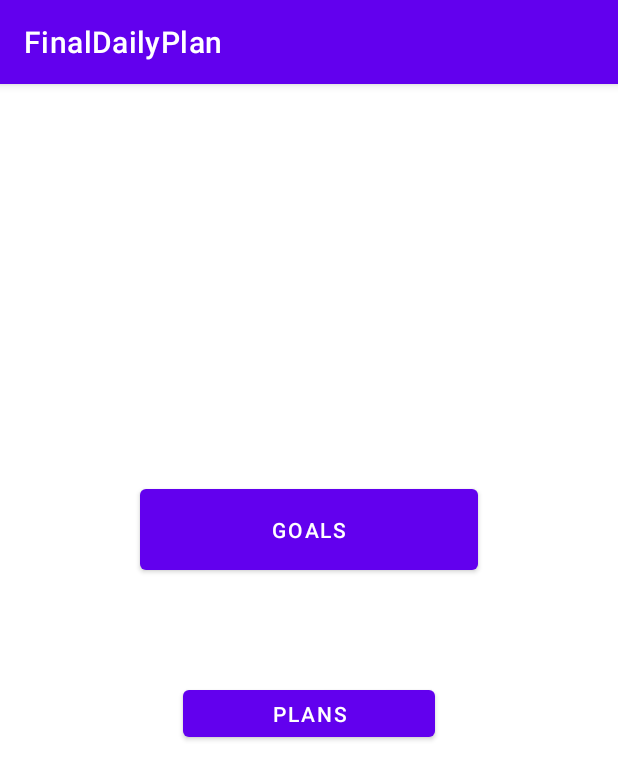
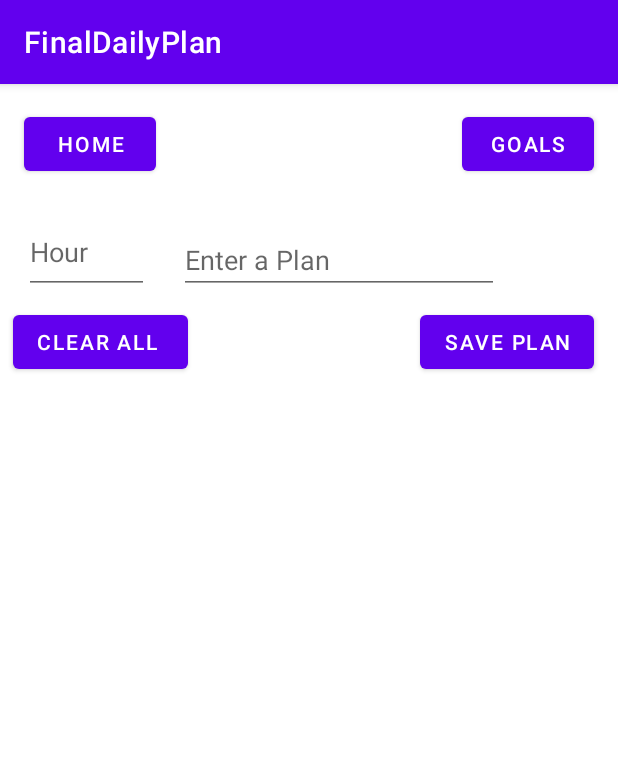
Before and after one commit to Darkmono112/GUIREALFINAL, an Android app: the screen it shows after launch (MainActivity), after a tap on "PLANS", on a phone screen of 412 x 824 dp. Shown: the top 780 px of the screen. Run offline under Robolectric (Android 15) with nearby library versions, the phone set to English and light mode, and no system bars; our stand-ins replace Room's generated code; 1 statement that could not run was skipped.

Commit message:
"Working up to Plans"

```diff
--- a/FinalDailyPlan/app/src/main/java/com/robertgordon/finaldailyplan/GoalViewModel.kt
+++ b/FinalDailyPlan/app/src/main/java/com/robertgordon/finaldailyplan/GoalViewModel.kt
@@ -73,9 +73,13 @@ class GoalViewModel:ViewModel() {
             GoalsRepository.createGoal(goal)
             goals.add(goal)
         }
+
     }
 
-    public fun hasAGoal():Boolean{
+    fun hasAGoal():Boolean{
+        viewModelScope.launch {
+            delay(1000)
+        }
         if(goals.size > 0){
             return true
         }
@@ -89,4 +93,5 @@ class GoalViewModel:ViewModel() {
     }
 
 
+
 }
--- a/FinalDailyPlan/app/src/main/java/com/robertgordon/finaldailyplan/GoalsAdapter.kt
+++ b/FinalDailyPlan/app/src/main/java/com/robertgordon/finaldailyplan/GoalsAdapter.kt
@@ -53,9 +53,6 @@ class GoalsAdapter(val goals: ObservableArrayList<Goal>, val onGoalCLicked: (Goa
         }
     })
 
-
-
-
 }
 
     override fun onCreateViewHolder(parent: ViewGroup, viewType: Int): ViewHolder {
--- a/FinalDailyPlan/app/src/main/java/com/robertgordon/finaldailyplan/GoalsFragment.kt
+++ b/FinalDailyPlan/app/src/main/java/com/robertgordon/finaldailyplan/GoalsFragment.kt
@@ -22,10 +22,9 @@ class GoalsFragment : Fragment() {
         binding.goalToHomeButton.setOnClickListener {
             findNavController().navigate(R.id.goalToHome)
         }
+
         binding.goalToPlanButton.setOnClickListener {
-            if(viewModel.hasAGoal()) {
                 findNavController().navigate(R.id.goalToPlan)
-            }
         }
 
         binding.goalSave.setOnClickListener {
@@ -36,7 +35,6 @@ class GoalsFragment : Fragment() {
             binding.errorBox.text = errorMessage
         }
 
-
         binding.goalRecycler.adapter = GoalsAdapter(viewModel.goals){
             viewModel.toggleGoalCompletion(it)
 
@@ -45,7 +43,6 @@ class GoalsFragment : Fragment() {
         binding.goalRecycler.layoutManager = LinearLayoutManager(context)
 
         return binding.root
-
     }
 
 
--- a/FinalDailyPlan/app/src/main/java/com/robertgordon/finaldailyplan/HomeFragment.kt
+++ b/FinalDailyPlan/app/src/main/java/com/robertgordon/finaldailyplan/HomeFragment.kt
@@ -22,13 +22,15 @@ class HomeFragment : Fragment() {
         val binding = FragmentHomeBinding.inflate(inflater, container, false)
         val viewModel = HomeViewModel()
 
+        viewModel.hasAGoal.observe(viewLifecycleOwner){hasAGoal ->
+            binding.homeError.text = hasAGoal
+        }
+
         binding.homeToGoalButton.setOnClickListener {
             findNavController().navigate(R.id.homeToGoal)
         }
         binding.homeToPlansButton.setOnClickListener {
-            if(viewModel.hasAGoalHome()) {
                 findNavController().navigate(R.id.homeToPlan)
-            }
         }
 
 
--- a/FinalDailyPlan/app/src/main/java/com/robertgordon/finaldailyplan/HomeViewModel.kt
+++ b/FinalDailyPlan/app/src/main/java/com/robertgordon/finaldailyplan/HomeViewModel.kt
@@ -2,16 +2,27 @@ package com.robertgordon.finaldailyplan
 
 import androidx.lifecycle.MutableLiveData
 import androidx.lifecycle.ViewModel
+import androidx.lifecycle.viewModelScope
 import com.robertgordon.finaldailyplan.databinding.FragmentHomeBinding
 import com.robertgordon.finaldailyplan.GoalViewModel
+import kotlinx.coroutines.delay
+import kotlinx.coroutines.launch
 
 class HomeViewModel: ViewModel() {
 
    //TODO figure if this is necessary
-    val hasAGoal = MutableLiveData(false)
+    val hasAGoal = MutableLiveData("")
 
     fun hasAGoalHome():Boolean {
-        return GoalViewModel().hasAGoal()
+        if( GoalViewModel().hasAGoal()){
+            return true
+        }
+        hasAGoal.value= "Must Set a Goal before making a plan "
+        viewModelScope.launch {
+            delay(10000)
+            hasAGoal.value= ""
+        }
+        return false
     }
 
 
--- /dev/null
+++ b/FinalDailyPlan/app/src/main/java/com/robertgordon/finaldailyplan/PlanAdapter.kt
@@ -0,0 +1,74 @@
+package com.robertgordon.finaldailyplan
+
+import android.view.LayoutInflater
+import android.view.ViewGroup
+import androidx.databinding.ObservableArrayList
+import androidx.databinding.ObservableList
+import androidx.recyclerview.widget.RecyclerView
+import com.robertgordon.finaldailyplan.databinding.PlanListItemBinding
+import com.robertgordon.finaldailyplan.models.Goal
+import com.robertgordon.finaldailyplan.models.Plan
+
+class PlanAdapter(val plans: ObservableArrayList<Plan>, val onPlanEntered: (Plan) -> Unit):RecyclerView.Adapter<PlanAdapter.ViewHolder>() {
+    class ViewHolder(val binding: PlanListItemBinding): RecyclerView.ViewHolder(binding.root)
+
+    init {
+        plans.addOnListChangedCallback(object: ObservableList.OnListChangedCallback<ObservableArrayList<Goal>>(){
+            override fun onChanged(sender: ObservableArrayList<Goal>?) {
+                notifyDataSetChanged()
+            }
+
+            override fun onItemRangeChanged(
+                sender: ObservableArrayList<Goal>?,
+                positionStart: Int,
+                itemCount: Int
+            ) {
+                notifyItemChanged(positionStart)
+            }
+
+            override fun onItemRangeInserted(
+                sender: ObservableArrayList<Goal>?,
+                positionStart: Int,
+                itemCount: Int
+            ) {
+                notifyItemInserted(positionStart)
+            }
+
+            override fun onItemRangeMoved(
+                sender: ObservableArrayList<Goal>?,
+                fromPosition: Int,
+                toPosition: Int,
+                itemCount: Int
+            ) {
+
+            }
+
+            override fun onItemRangeRemoved(
+                sender: ObservableArrayList<Goal>?,
+                positionStart: Int,
+                itemCount: Int
+            ) {
+                notifyItemRemoved(positionStart)
+            }
+        })
+
+
+    }
+
+    override fun onCreateViewHolder(parent: ViewGroup, viewType: Int): ViewHolder {
+        val binding = PlanListItemBinding.inflate(LayoutInflater.from(parent.context), parent, false)
+        return ViewHolder(binding)
+    }
+
+    override fun onBindViewHolder(holder: ViewHolder, position: Int) {
+        val planed = plans[position]
+        holder.binding.hourText.text = planed.time.toString()
+        holder.binding.planEditText.setText(planed.plan)
+    }
+
+    override fun getItemCount(): Int {
+        return plans.size
+    }
+
+
+}
--- a/FinalDailyPlan/app/src/main/java/com/robertgordon/finaldailyplan/PlanDoa.kt
+++ b/FinalDailyPlan/app/src/main/java/com/robertgordon/finaldailyplan/PlanDoa.kt
@@ -10,7 +10,7 @@ import com.robertgordon.finaldailyplan.models.Plan
 @Dao
 interface PlanDoa {
     @Query("SELECT * FROM `Plan`")
-    suspend fun getAllTodos(): List<Plan>
+    suspend fun getAllPlans(): List<Plan>
 
     @Insert
     suspend fun createPlan(plan:Plan): Long
--- a/FinalDailyPlan/app/src/main/java/com/robertgordon/finaldailyplan/PlanFragment.kt
+++ b/FinalDailyPlan/app/src/main/java/com/robertgordon/finaldailyplan/PlanFragment.kt
@@ -5,7 +5,10 @@ import androidx.fragment.app.Fragment
 import android.view.LayoutInflater
 import android.view.View
 import android.view.ViewGroup
+import androidx.fragment.app.viewModels
+import androidx.lifecycle.LifecycleOwner
 import androidx.navigation.fragment.findNavController
+import androidx.recyclerview.widget.LinearLayoutManager
 import com.robertgordon.finaldailyplan.databinding.FragmentPlanBinding
 
 
@@ -19,13 +22,40 @@ class PlanFragment : Fragment() {
         savedInstanceState: Bundle?
     ): View? {
         val binding = FragmentPlanBinding.inflate(inflater,container, false)
+        val viewModel = PlanViewModel()
 
+        viewModel.errorMessage.observe(viewLifecycleOwner){
+            binding.errorMessagePlan.text = it
+        }
         binding.planToGoalButton.setOnClickListener {
             findNavController().navigate(R.id.planTogoal)
         }
         binding.planToHomeButton.setOnClickListener {
             findNavController().navigate(R.id.planToHome)
         }
+
+        binding.savePlan.setOnClickListener {
+            if(binding.enterPlan.text.toString().isNotBlank() && binding.enterTime.text.toString().isNotBlank()) {
+                viewModel.createPlan(
+                    binding.enterPlan.text.toString(),
+                    binding.enterTime.text.toString().toLong()
+                )
+            }
+        }
+
+        binding.clearPlan.setOnClickListener {
+            viewModel.clearPlans()
+        }
+
+
+
+
+        binding.planRecycler.adapter = PlanAdapter(viewModel.plans){
+
+        }
+
+        binding.planRecycler.layoutManager = LinearLayoutManager(context)
+
 
 
 
--- /dev/null
+++ b/FinalDailyPlan/app/src/main/java/com/robertgordon/finaldailyplan/PlanViewModel.kt
@@ -0,0 +1,69 @@
+package com.robertgordon.finaldailyplan
+
+import androidx.databinding.ObservableArrayList
+import androidx.lifecycle.MutableLiveData
+import androidx.lifecycle.ViewModel
+import androidx.lifecycle.viewModelScope
+import com.robertgordon.finaldailyplan.models.Plan
+import kotlinx.coroutines.delay
+import kotlinx.coroutines.launch
+
+class PlanViewModel:ViewModel() {
+
+    val plans = ObservableArrayList<Plan>()
+    var loadComplete = false
+    var errorMessage = MutableLiveData("")
+
+    init {
+        loadPlans()
+    }
+
+    private fun loadPlans(){
+        viewModelScope.launch{
+            val loadedPlans = PlansRepo.getAllPlans()
+            plans.addAll(loadedPlans)
+        }
+        loadComplete = true
+    }
+
+
+    fun updatePlans(planText: String, hour : Long){
+
+    }
+
+    fun createPlan(planText: String, hour: Long){
+        if( planText.isBlank() || hour < 0){
+            errorMessage.value = " Enter a valid time and Plan"
+            viewModelScope.launch {
+                delay(5000)
+                errorMessage.value =""
+            }
+            return
+
+        }
+        val plan = Plan(hour, planText)
+        for(aPlan in plans){
+            if( aPlan.time == plan.time){
+                errorMessage.value = " Can not create dublicate plans, update on the plans Item"
+                viewModelScope.launch {
+                    delay(5000)
+                    errorMessage.value =""
+                }
+                    return
+        }
+        }
+        viewModelScope.launch {
+            PlansRepo.createPlan(plan)
+            plans.add(plan)
+        }
+    }
+
+    fun clearPlans(){
+        for( i in plans){
+            viewModelScope.launch {
+                PlansRepo.delPlan(i)
+                plans.remove(i)
+            }
+        }
+    }
+}
--- /dev/null
+++ b/FinalDailyPlan/app/src/main/java/com/robertgordon/finaldailyplan/PlansRepo.kt
@@ -0,0 +1,48 @@
+package com.robertgordon.finaldailyplan
+
+import androidx.room.Room
+import com.robertgordon.finaldailyplan.models.Plan
+import kotlin.time.measureTime
+
+object PlansRepo {
+    private val db: AppPlanDatabase
+
+    private var cacheInitialized = false
+    private var plansCache = mutableListOf<Plan>()
+
+    init{
+        db = Room.databaseBuilder(
+            GoalsApplication.getInstance(),
+            AppPlanDatabase::class.java,
+            "plan-database"
+        ).build()
+    }
+
+
+    suspend fun createPlan(plan:Plan){
+        plan.time = db.getPlanDao().createPlan(plan)
+        plansCache.add(plan)
+    }
+
+    suspend fun getAllPlans():List<Plan>{
+        if(!cacheInitialized){
+            plansCache.addAll(db.getPlanDao().getAllPlans())
+            cacheInitialized = true
+        }
+        return plansCache
+    }
+
+    suspend fun update(plan: Plan){
+        db.getPlanDao().updatePlan(plan)
+        plansCache[plansCache.indexOfFirst {
+            it.time == plan.time
+        }]= plan
+    }
+
+    suspend fun delPlan(plan:Plan){
+        db.getPlanDao().deletePlan(plan)
+        plansCache.remove(plan)
+    }
+
+
+}
--- a/FinalDailyPlan/app/src/main/java/com/robertgordon/finaldailyplan/models/Plan.kt
+++ b/FinalDailyPlan/app/src/main/java/com/robertgordon/finaldailyplan/models/Plan.kt
@@ -7,6 +7,6 @@ import androidx.room.PrimaryKey
 
 @Entity
 data class Plan(
-    @PrimaryKey val time: Int,
-    @ColumnInfo val plan: String,
+    @PrimaryKey var time: Long,
+    @ColumnInfo val plan: String
 )
--- a/FinalDailyPlan/app/src/main/res/layout/fragment_plan.xml
+++ b/FinalDailyPlan/app/src/main/res/layout/fragment_plan.xml
@@ -26,4 +26,64 @@
         android:text="Goals"
         app:layout_constraintEnd_toEndOf="parent"
         app:layout_constraintTop_toTopOf="parent" />
+
+    <androidx.recyclerview.widget.RecyclerView
+        android:id="@+id/planRecycler"
+        android:layout_width="410dp"
+        android:layout_height="0dp"
+        app:layout_constraintBottom_toBottomOf="parent"
+        app:layout_constraintEnd_toEndOf="parent"
+        app:layout_constraintStart_toStartOf="parent"
+        app:layout_constraintTop_toBottomOf="@+id/savePlan" />
+
+    <EditText
+        android:id="@+id/enterTime"
+        android:layout_width="83dp"
+        android:layout_height="56dp"
+        android:layout_marginStart="16dp"
+        android:layout_marginTop="20dp"
+        android:ems="10"
+        android:hint="Hour"
+        android:inputType="time"
+        app:layout_constraintStart_toStartOf="parent"
+        app:layout_constraintTop_toBottomOf="@+id/planToHomeButton" />
+
+    <EditText
+        android:id="@+id/enterPlan"
+        android:layout_width="wrap_content"
+        android:layout_height="wrap_content"
+        android:layout_marginStart="20dp"
+        android:ems="10"
+        android:hint="Enter a Plan"
+        android:inputType="textPersonName"
+        app:layout_constraintBottom_toBottomOf="@+id/enterTime"
+        app:layout_constraintStart_toEndOf="@+id/enterTime" />
+
+    <Button
+        android:id="@+id/savePlan"
+        android:layout_width="wrap_content"
+        android:layout_height="wrap_content"
+        android:layout_marginTop="8dp"
+        android:layout_marginEnd="16dp"
+        android:text="Save Plan"
+        app:layout_constraintEnd_toEndOf="parent"
+        app:layout_constraintTop_toBottomOf="@+id/enterPlan" />
+
+    <Button
+        android:id="@+id/clearPlan"
+        android:layout_width="wrap_content"
+        android:layout_height="wrap_content"
+        android:text="Clear All "
+        app:layout_constraintBottom_toBottomOf="@+id/savePlan"
+        app:layout_constraintEnd_toStartOf="@+id/savePlan"
+        app:layout_constraintHorizontal_bias="0.053"
+        app:layout_constraintStart_toStartOf="parent" />
+
+    <TextView
+        android:id="@+id/errorMessagePlan"
+        android:layout_width="wrap_content"
+        android:layout_height="wrap_content"
+        app:layout_constraintEnd_toStartOf="@+id/planToGoalButton"
+        app:layout_constraintStart_toEndOf="@+id/planToHomeButton"
+        app:layout_constraintTop_toBottomOf="@+id/planToHomeButton" />
 </androidx.constraintlayout.widget.ConstraintLayout>
```
Also changed, not shown: FinalDailyPlan/app/src/main/res/layout/fragment_home.xml (+8 -0 lines), FinalDailyPlan/app/src/main/res/layout/plan_list_item.xml (added, +44 -0 lines).
